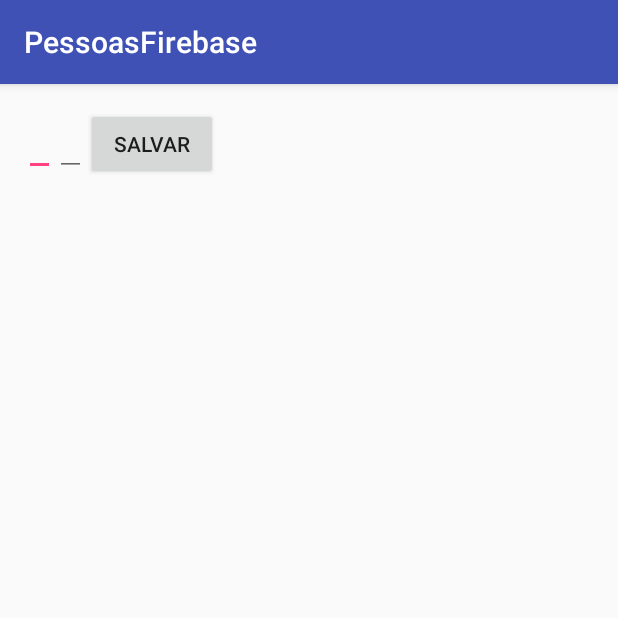
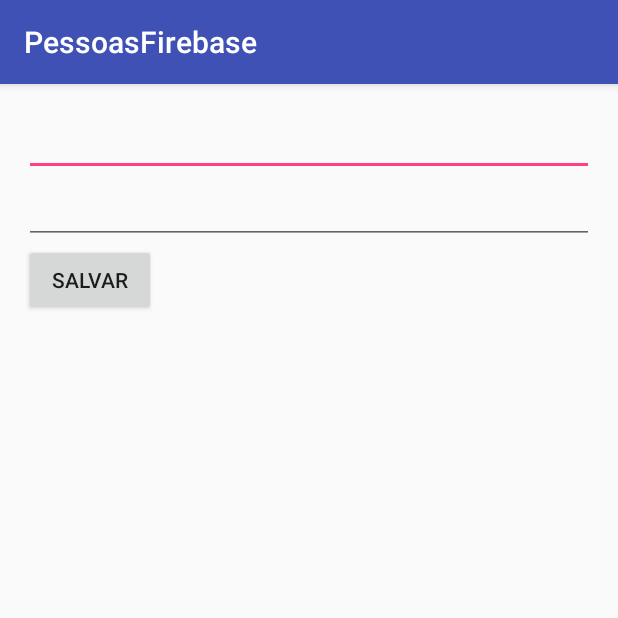
Before and after one commit to alexleiva/PessoasFirebase, an Android app: the CadastroActivity screen opened directly, with no data from a screen before it, on a phone screen of 412 x 824 dp, the top half of it. Run offline under Robolectric (Android 15) with nearby library versions, the phone set to English and light mode, and no system bars; our stand-ins replace Firebase (no records; nobody signed in at launch, a user with empty details on screens opened directly), data binding.

```diff
--- a/app/src/main/java/br/com/bleiva/alex/pessoasfirebase/CadastroActivity.java
+++ b/app/src/main/java/br/com/bleiva/alex/pessoasfirebase/CadastroActivity.java
@@ -13,16 +13,25 @@ import br.com.bleiva.alex.pessoasfirebase.databinding.ActivityCadastroBinding;
 
 public class CadastroActivity extends AppCompatActivity {
 
+    public static final String EXTRA_PESSOA = "pessoa";
     private FirebaseDatabase database;
     private DatabaseReference pessoasRef;
     private ActivityCadastroBinding mBinding;
     private FirebaseAuth auth;
+    private boolean isNewPessoa;
 
     @Override
     protected void onCreate(Bundle savedInstanceState) {
         super.onCreate(savedInstanceState);
         mBinding = DataBindingUtil.setContentView(this, R.layout.activity_cadastro);
-        mBinding.setPessoa(new Pessoa());
+
+        Pessoa pessoa = (Pessoa) getIntent().getSerializableExtra(EXTRA_PESSOA);
+        isNewPessoa = pessoa == null;
+        if (isNewPessoa) {
+            mBinding.setPessoa(new Pessoa());
+        } else {
+            mBinding.setPessoa(pessoa);
+        }
 
         auth = FirebaseAuth.getInstance();
 
@@ -31,6 +40,12 @@ public class CadastroActivity extends AppCompatActivity {
     }
 
     public void clickSalvar(View view) {
-        pessoasRef.push().setValue(mBinding.getPessoa());
+        Pessoa pessoa = mBinding.getPessoa();
+        if (isNewPessoa) {
+            pessoasRef.push().setValue(pessoa);
+        } else {
+            pessoasRef.child(pessoa.getId()).setValue(pessoa);
+        }
+        finish();
     }
 }
--- a/app/src/main/java/br/com/bleiva/alex/pessoasfirebase/MainActivity.java
+++ b/app/src/main/java/br/com/bleiva/alex/pessoasfirebase/MainActivity.java
@@ -18,6 +18,8 @@ import com.google.firebase.auth.FirebaseAuth;
 import com.google.firebase.auth.FirebaseUser;
 import com.google.firebase.database.DatabaseReference;
 import com.google.firebase.database.FirebaseDatabase;
+
+import java.io.Serializable;
 
 import br.com.bleiva.alex.pessoasfirebase.databinding.ActivityMainBinding;
 import br.com.bleiva.alex.pessoasfirebase.databinding.ItemPessoaBinding;
@@ -66,7 +68,9 @@ public class MainActivity extends AppCompatActivity {
         mAdapter = new PessoaAdapter(pessoasRef, new PessoaAdapter.PessoaListener() {
             @Override
             public void onPessoaClicked(Pessoa pessoa) {
-                Toast.makeText(MainActivity.this, pessoa.getNome(), Toast.LENGTH_SHORT).show();
+                Intent it = new Intent(MainActivity.this, CadastroActivity.class);
+                it.putExtra(CadastroActivity.EXTRA_PESSOA, pessoa);
+                startActivity(it);
             }
         });
         mainBinding.recyclerView.setAdapter(mAdapter);
--- a/app/src/main/java/br/com/bleiva/alex/pessoasfirebase/Pessoa.java
+++ b/app/src/main/java/br/com/bleiva/alex/pessoasfirebase/Pessoa.java
@@ -2,13 +2,16 @@ package br.com.bleiva.alex.pessoasfirebase;
 
 import android.databinding.Bindable;
 
+import com.google.firebase.database.Exclude;
+
+import java.io.Serializable;
 import java.lang.annotation.Annotation;
 
 /**
  * Created by Alex on 06/10/2016.
  */
 
-public class Pessoa {
+public class Pessoa implements Serializable {
 
     private String nome;
     private String email;
@@ -24,10 +27,12 @@ public class Pessoa {
         this.idade = idade;
     }
 
+    @Exclude
     public String getId() {
         return id;
     }
 
+    @Exclude
     public void setId(String id) {
         this.id = id;
     }
--- a/app/src/main/res/drawable/ic_add_black_24dp.xml
+++ b/app/src/main/res/drawable/ic_add_black_24dp.xml
@@ -4,6 +4,6 @@
         android:viewportWidth="24.0"
         android:viewportHeight="24.0">
     <path
-        android:fillColor="#FF000000"
+        android:fillColor="#FFFFFFFF"
         android:pathData="M19,13h-6v6h-2v-6H5v-2h6V5h2v6h6v2z"/>
 </vector>
--- a/app/src/main/res/layout/activity_cadastro.xml
+++ b/app/src/main/res/layout/activity_cadastro.xml
@@ -15,17 +15,18 @@
         android:paddingLeft="@dimen/activity_horizontal_margin"
         android:paddingRight="@dimen/activity_horizontal_margin"
         android:paddingTop="@dimen/activity_vertical_margin"
+        android:orientation="vertical"
         tools:context="br.com.bleiva.alex.pessoasfirebase.CadastroActivity">
 
         <EditText
             android:id="@+id/edt_nome"
-            android:layout_width="wrap_content"
+            android:layout_width="match_parent"
             android:layout_height="wrap_content"
             android:text="@={pessoa.nome}"/>
 
         <EditText
             android:id="@+id/edt_email"
-            android:layout_width="wrap_content"
+            android:layout_width="match_parent"
             android:layout_height="wrap_content"
             android:text="@={pessoa.email}"/>
 
--- a/build.gradle
+++ b/build.gradle
@@ -4,7 +4,7 @@ buildscript {
         jcenter()
     }
     dependencies {
-        classpath 'com.android.tools.build:gradle:2.2.0'
+        classpath 'com.android.tools.build:gradle:2.2.1'
         classpath 'com.google.gms:google-services:3.0.0'
         // NOTE: Do not place your application dependencies here; they belong
         // in the individual module build.gradle files
```
